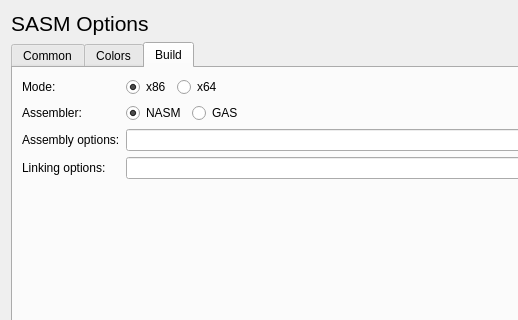
First picture: the form in settings.ui, repository Dman95/SASM, before the edit; both pictures show x 0 to 518 and y 0 to 320 of the 743 by 494 pixel window.
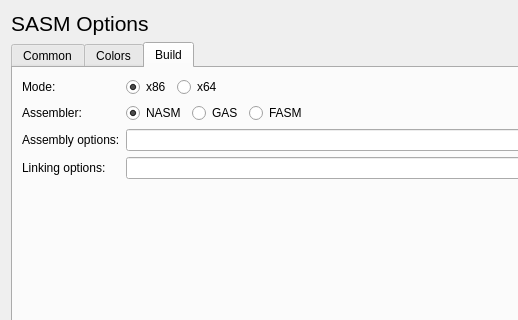
Second picture: the form after the edit.

Commit message: FASM on Linux added, debug improved

What changed in the file:
```diff
--- a/settings.ui
+++ b/settings.ui
@@ -1866,6 +1866,16 @@
            </attribute>
           </widget>
          </item>
+         <item>
+          <widget class="QRadioButton" name="fasmRadioButton">
+           <property name="text">
+            <string>FASM</string>
+           </property>
+           <attribute name="buttonGroup">
+            <string notr="true">buttonGroup</string>
+           </attribute>
+          </widget>
+         </item>
          <item>
           <spacer name="horizontalSpacer_8">
            <property name="orientation">
```
Left out of the diff: 2 changed lines with no effect on the pictures. The commit also changes 13 other files.
